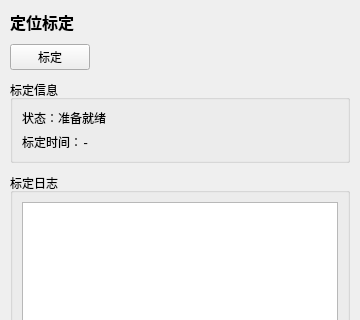
Before: the Qt Designer form ui/calibration_panel.ui in FOHEART/MotionGloveSDK_python, drawn with Qt 5; both pictures show x 0 to 360 and y 0 to 320 of the 360 by 600 pixel window.
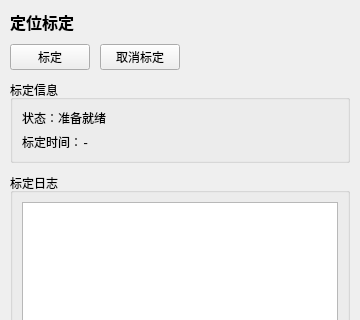
After: the same form once the commit is applied.

Commit message: feat: Implement localization calibration feature with UI integration and logic for Vive Tracker

What changed in the file:
```diff
--- a/ui/calibration_panel.ui
+++ b/ui/calibration_panel.ui
@@ -51,6 +51,13 @@
        </property>
       </widget>
      </item>
+     <item>
+      <widget class="QPushButton" name="cancelCalibrationButton">
+       <property name="text">
+        <string>取消标定</string>
+       </property>
+      </widget>
+     </item>
      <item>
       <spacer name="buttonSpacer">
        <property name="orientation">
```
The commit also changes 4 other files.
